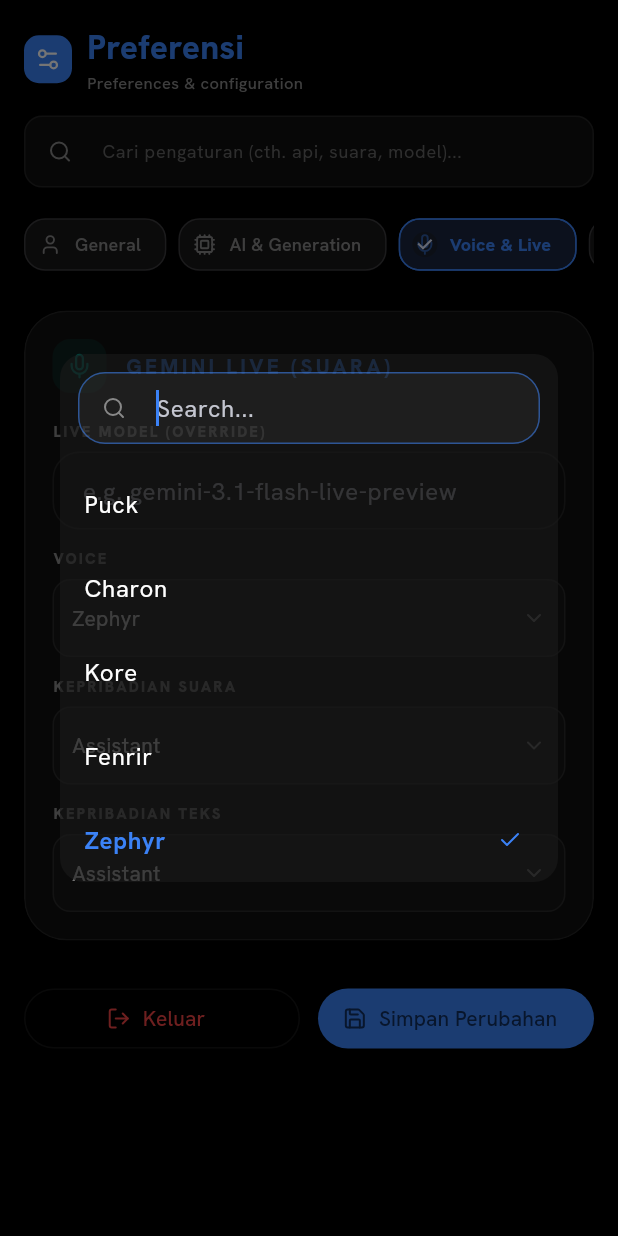
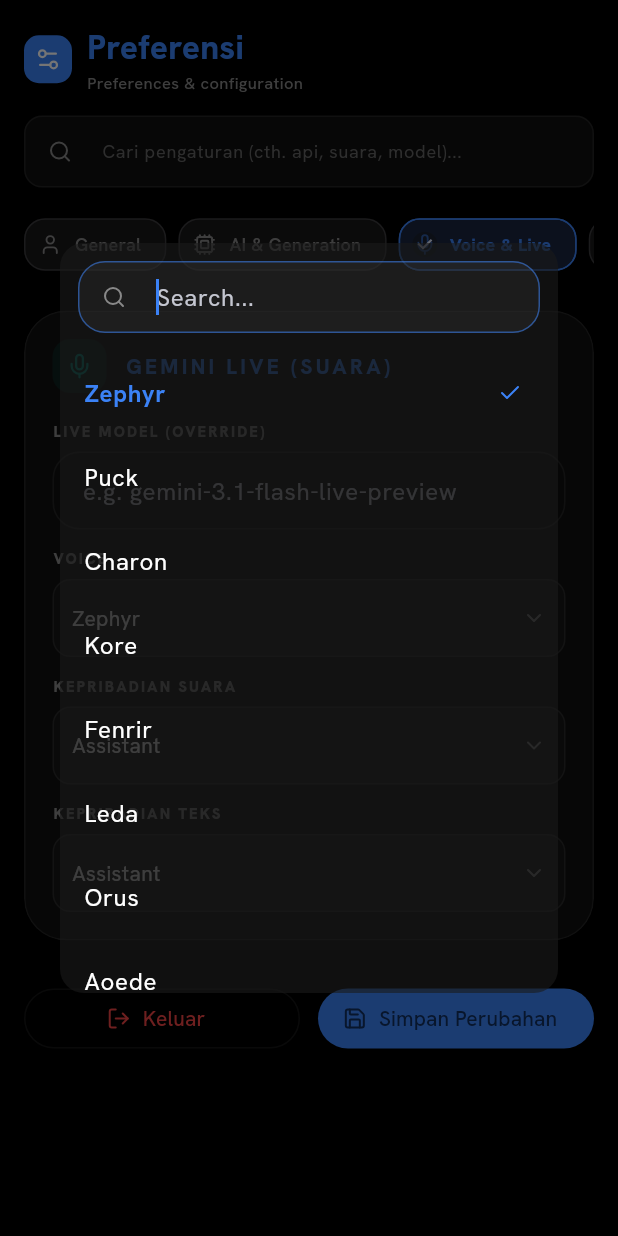
Before and after one commit to alids522/AdoetzGPT-flutter-enh, a Flutter app: the SettingsScreen widget shown alone on an empty page, opened directly, after a tap on "AI & Generation", after a tap on "Voice & Live", after a tap on "Zephyr", on a phone screen of 412 x 824 dp. Run offline on Flutter 3.47's test engine with Material 3 defaults, Android fonts, the phone set to English and light mode, and no system bars; our stand-ins replace audioplayers, camera, file_picker, fl_chart, flutter_markdown, google_fonts and 8 more; missing offline and left inert: bcrypt, dart:js_interop, dart:ui_web, dart_jsonwebtoken, flutter_markdown_latex, markdown and 5 more; accounts and stored records are empty; network calls fail.

Commit message:
feat(voice): add all 30 Gemini Live voice personas to voice settings
Co-Authored-By: Claude Code <noreply@anthropic.com>

```diff
--- a/lib/screens/settings_screen.dart
+++ b/lib/screens/settings_screen.dart
@@ -144,8 +144,8 @@ class _SettingsScreenState extends State<SettingsScreen> {
       items.add(const SizedBox(height: 18));
     }
 
-    if ('voice live speech audio persona sound video camera puck fenrir charon aoede kore'.contains(query) ||
-        'suara kamera mikrofon'.contains(query)) {
+    if ('voice live speech audio persona sound video camera zephyr puck charon kore fenrir leda orus aoede callirrhoe autonoe enceladus iapetus umbriel algieba despina erinome algenib rasalgethi laomedeia achernar alnilam schedar gacrux pulcherrima achird zubenelgenubi vindemiatrix sadachbia sadaltager sulafat'.contains(query) ||
+        'suara kamera mikrofon persona live model'.contains(query)) {
       items.add(_VoiceSection(copy: copy));
       items.add(const SizedBox(height: 18));
     }
@@ -3033,7 +3033,38 @@ class _VoiceSection extends StatelessWidget {
 
   final UiCopy copy;
 
-  static const voices = ['Puck', 'Charon', 'Kore', 'Fenrir', 'Zephyr'];
+  static const voices = [
+    'Zephyr',
+    'Puck',
+    'Charon',
+    'Kore',
+    'Fenrir',
+    'Leda',
+    'Orus',
+    'Aoede',
+    'Callirrhoe',
+    'Autonoe',
+    'Enceladus',
+    'Iapetus',
+    'Umbriel',
+    'Algieba',
+    'Despina',
+    'Erinome',
+    'Algenib',
+    'Rasalgethi',
+    'Laomedeia',
+    'Achernar',
+    'Alnilam',
+    'Schedar',
+    'Gacrux',
+    'Pulcherrima',
+    'Achird',
+    'Zubenelgenubi',
+    'Vindemiatrix',
+    'Sadachbia',
+    'Sadaltager',
+    'Sulafat',
+  ];
   static const personalities = [
     'Assistant',
     'Therapist',
```
Also changed, not shown: 1 other file.
